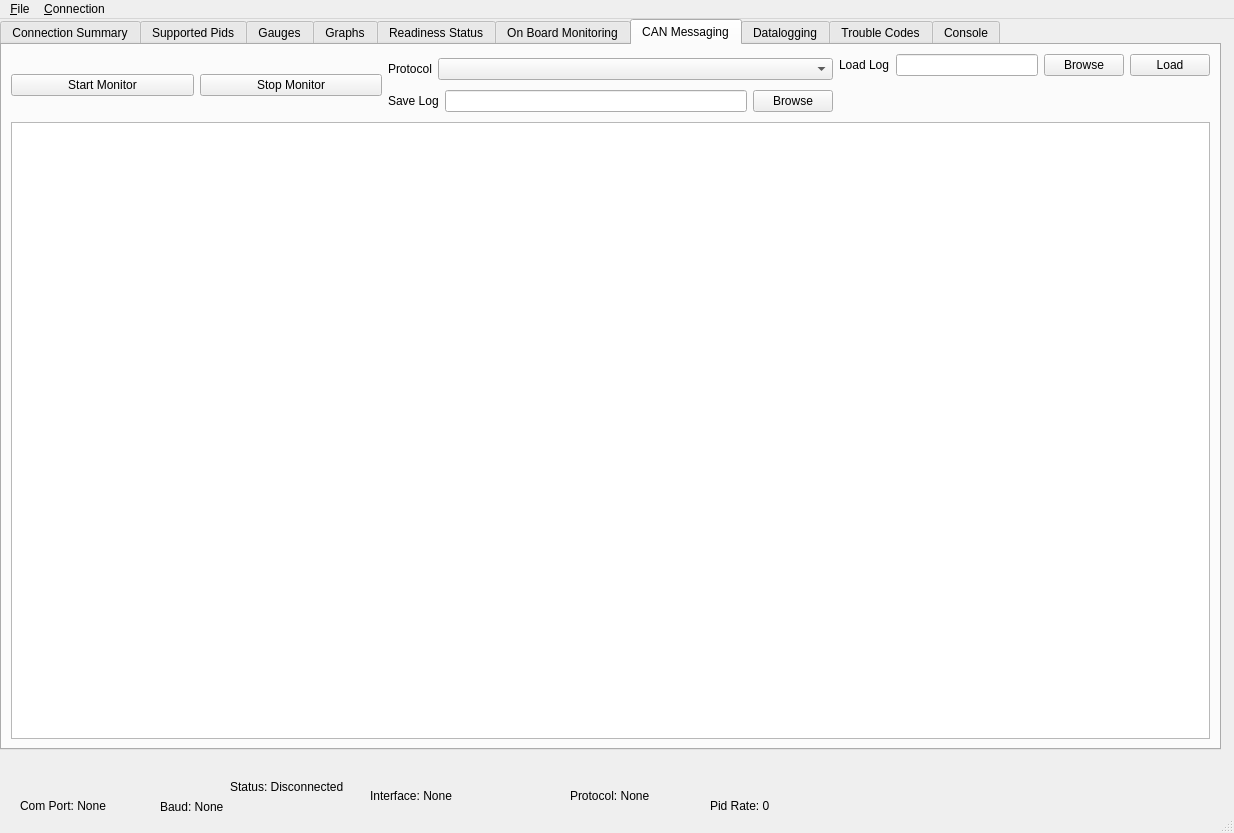
Old version of the form mainwindow.ui in the repository malcom2073/obdtool.
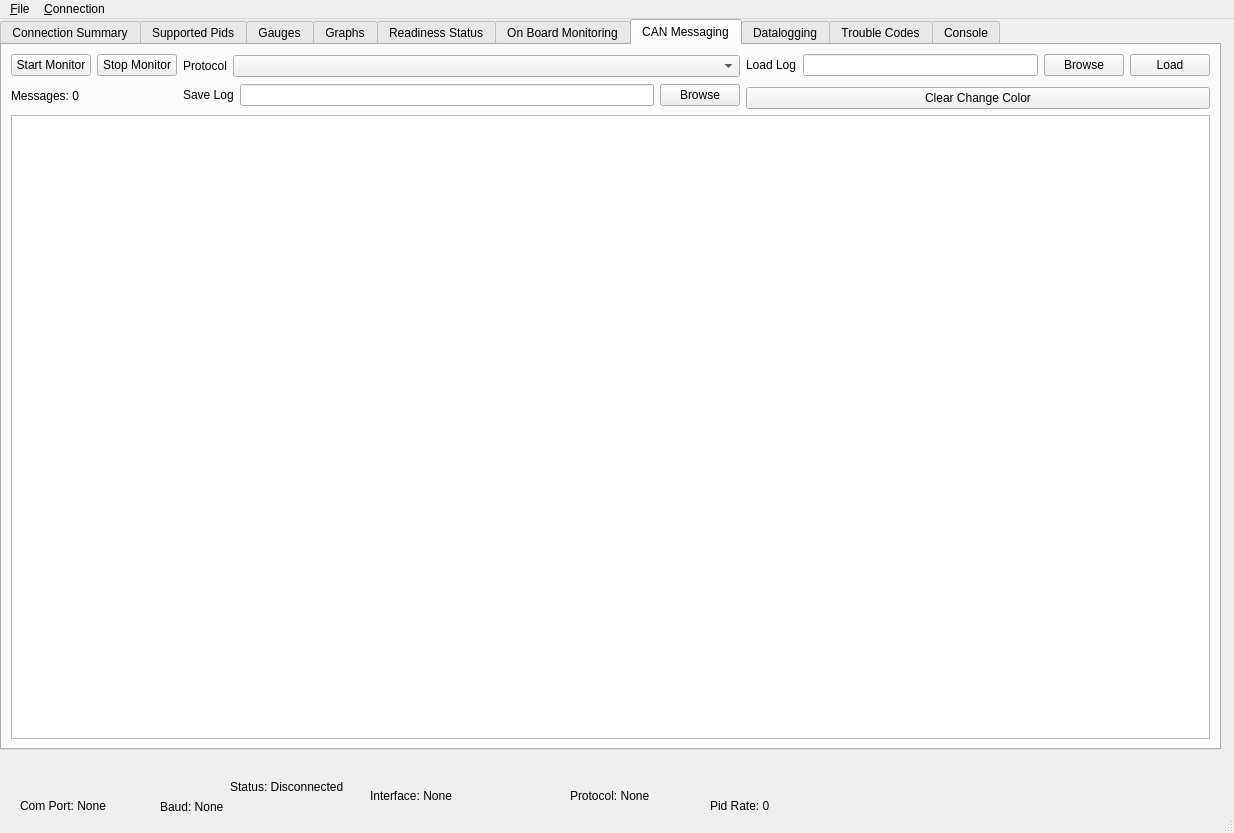
New version of the form. The open tabs and pages were chosen to show the change.

Commit message: Addition of save log button, changes for logging

What changed in the file:
```diff
--- a/mainwindow.ui
+++ b/mainwindow.ui
@@ -361,7 +361,7 @@
       <item>
        <layout class="QVBoxLayout" name="verticalLayout_19" stretch="0,1">
         <item>
-         <layout class="QHBoxLayout" name="horizontalLayout_17" stretch="5,6,5">
+         <layout class="QHBoxLayout" name="horizontalLayout_17" stretch="0,6,5">
           <item>
            <layout class="QVBoxLayout" name="verticalLayout_17">
             <item>
@@ -382,6 +382,13 @@
               </item>
              </layout>
             </item>
+            <item>
+             <widget class="QLabel" name="canMsgLabel">
+              <property name="text">
+               <string>Messages: 0</string>
+              </property>
+             </widget>
+            </item>
            </layout>
           </item>
           <item>
@@ -461,11 +468,18 @@
               <property name="sizeHint" stdset="0">
                <size>
                 <width>20</width>
-                <height>40</height>
+                <height>5</height>
                </size>
               </property>
              </spacer>
             </item>
+            <item>
+             <widget class="QPushButton" name="canClearRedPushButton">
+              <property name="text">
+               <string>Clear Change Color</string>
+              </property>
+             </widget>
+            </item>
            </layout>
           </item>
          </layout>
```
Left out of the diff: 14 changed lines with no effect on the pictures. The commit also changes 3 other files.
